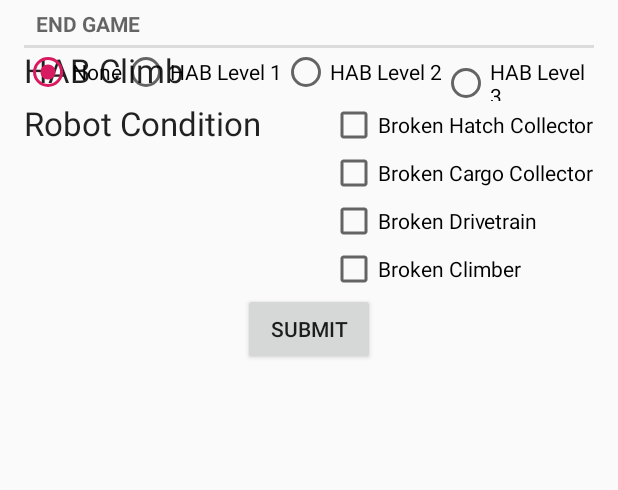
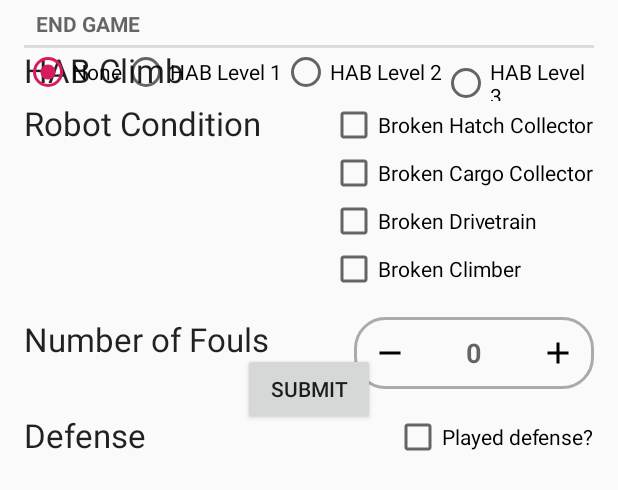
Before and after one commit to RoboRebelsScouting/MatchAppNeo2019, an Android app: the layout fragment_end_game.xml on its own in the app's theme, with its tools: preview values and no code run, on a phone screen of 412 x 824 dp. Shown: the top 490 px of the screen. Run offline under Robolectric (Android 15) with nearby library versions, the phone set to English and light mode, and no system bars.

Commit message:
Added played defense and num fouls inputs

```diff
--- a/app/src/main/java/com/walpolerobotics/scouting/matchappneo2019/EndGameFragment.java
+++ b/app/src/main/java/com/walpolerobotics/scouting/matchappneo2019/EndGameFragment.java
@@ -11,6 +11,7 @@ import android.widget.CheckBox;
 import android.widget.RadioGroup;
 
 import com.walpolerobotics.scouting.matchappneo2019.util.Match;
+import com.walpolerobotics.scouting.matchappneo2019.widget.Counter;
 
 public class EndGameFragment extends Fragment {
 
@@ -21,6 +22,8 @@ public class EndGameFragment extends Fragment {
     private CheckBox mBrokenCcInput;
     private CheckBox mBrokenDriveInput;
     private CheckBox mBrokenClimbInput;
+    private Counter mNumFoulsInput;
+    private CheckBox mPlayedDefenseInput;
 
     public EndGameFragment() {
         // Required empty public constructor
@@ -54,6 +57,8 @@ public class EndGameFragment extends Fragment {
         mBrokenCcInput = view.findViewById(R.id.brokenCc);
         mBrokenDriveInput = view.findViewById(R.id.brokenDrive);
         mBrokenClimbInput = view.findViewById(R.id.brokenClimb);
+        mNumFoulsInput = view.findViewById(R.id.numFoulsInput);
+        mPlayedDefenseInput = view.findViewById(R.id.playedDefenseInput);
 
         return view;
     }
@@ -85,14 +90,12 @@ public class EndGameFragment extends Fragment {
         int habClimbSelectedIndex = mHabClimbInput.indexOfChild(habClimbSelected);
         in.climb = habClimbSelectedIndex;
 
-        // TODO: Add actual inputs for the following values
-        in.numFouls = 0;
-        in.playedDefense = false;
-
         in.brokenHatchCollector = mBrokenHcInput.isChecked();
         in.brokenCargoCollector = mBrokenCcInput.isChecked();
         in.brokenDrivetrain = mBrokenDriveInput.isChecked();
         in.brokenClimber = mBrokenClimbInput.isChecked();
+        in.numFouls = mNumFoulsInput.getValue();
+        in.playedDefense = mPlayedDefenseInput.isChecked();
 
         return in;
     }
--- a/app/src/main/res/layout/fragment_end_game.xml
+++ b/app/src/main/res/layout/fragment_end_game.xml
@@ -73,6 +73,7 @@
         android:layout_width="wrap_content"
         android:layout_height="wrap_content"
         android:orientation="vertical"
+        android:paddingBottom="@dimen/padding"
         app:layout_constraintEnd_toEndOf="parent"
         app:layout_constraintTop_toTopOf="@+id/robotConditionInputLabel">
 
@@ -97,6 +98,40 @@
             android:text="@string/broken_climb" />
     </LinearLayout>
 
+    <TextView
+        android:id="@+id/numFoulsInputLabel"
+        android:layout_width="wrap_content"
+        android:layout_height="wrap_content"
+        android:text="@string/num_fouls"
+        android:textAppearance="@style/TextAppearance.AppCompat.Large"
+        app:layout_constraintStart_toStartOf="parent"
+        app:layout_constraintTop_toBottomOf="@+id/robotConditionInput" />
+
+    <com.walpolerobotics.scouting.matchappneo2019.widget.Counter
+        android:id="@+id/numFoulsInput"
+        android:layout_width="160dp"
+        android:layout_height="wrap_content"
+        android:paddingBottom="@dimen/padding"
+        app:layout_constraintEnd_toEndOf="parent"
+        app:layout_constraintTop_toTopOf="@+id/numFoulsInputLabel" />
+
+    <TextView
+        android:id="@+id/playedDefenseInputLabel"
+        android:layout_width="wrap_content"
+        android:layout_height="wrap_content"
+        android:text="@string/defense"
+        android:textAppearance="@style/TextAppearance.AppCompat.Large"
+        app:layout_constraintStart_toStartOf="parent"
+        app:layout_constraintTop_toBottomOf="@+id/numFoulsInput"/>
+
+    <CheckBox
+        android:id="@+id/playedDefenseInput"
+        android:layout_width="wrap_content"
+        android:layout_height="wrap_content"
+        android:text="@string/played_defense"
+        app:layout_constraintEnd_toEndOf="parent"
+        app:layout_constraintTop_toTopOf="@+id/playedDefenseInputLabel"/>
+
     <Button
         android:id="@+id/submitButton"
         android:layout_width="wrap_content"
--- a/app/src/main/res/values/strings.xml
+++ b/app/src/main/res/values/strings.xml
@@ -68,6 +68,11 @@
     <string name="broken_drive">Broken Drivetrain</string>
     <string name="broken_climb">Broken Climber</string>
 
+    <string name="num_fouls">Number of Fouls</string>
+
+    <string name="defense">Defense</string>
+    <string name="played_defense">Played defense?</string>
+
     <string name="splash_message">&#128515;\nMade in Walpole, Massachusetts by Team 1153</string>
 
 </resources>
```
